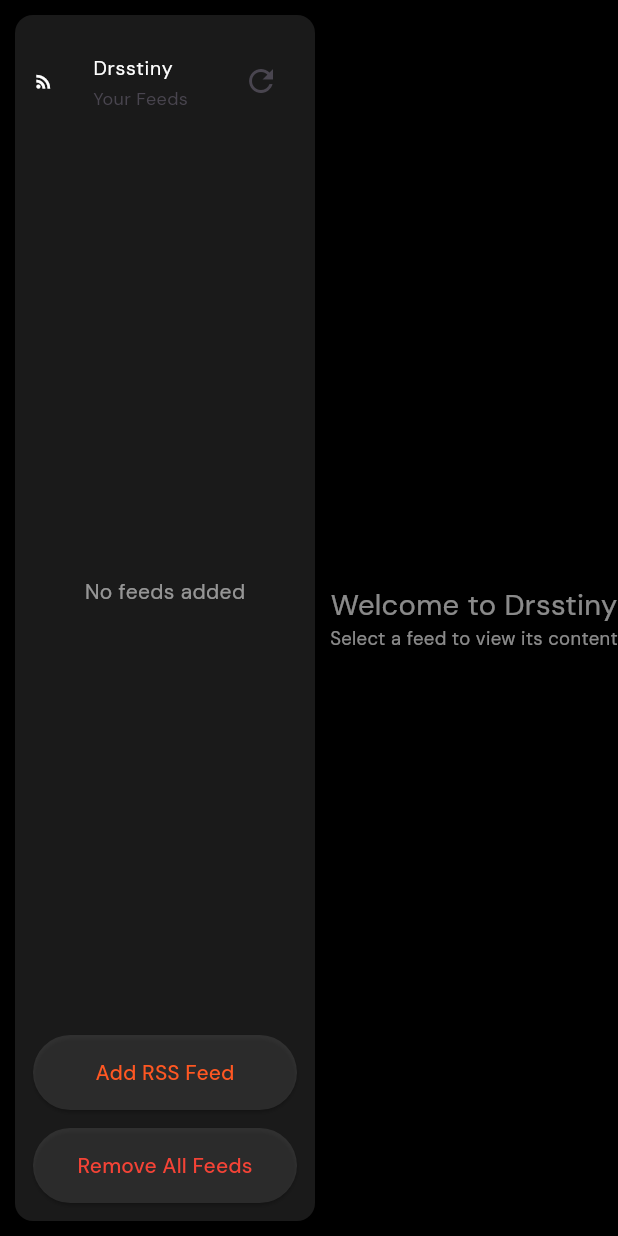
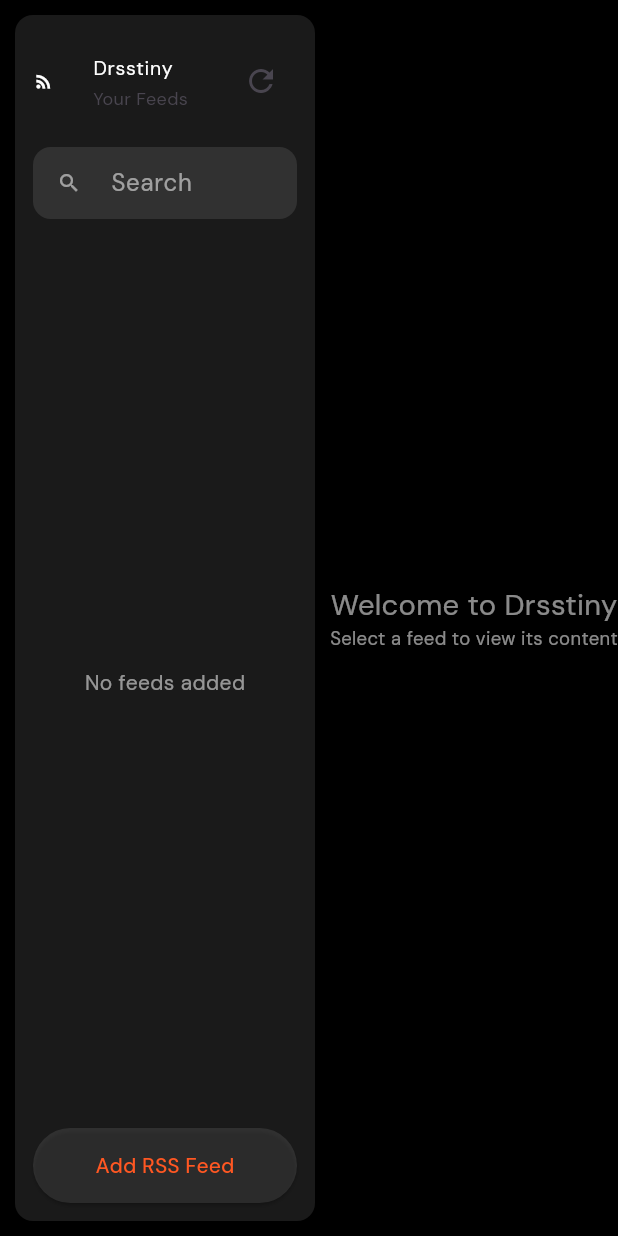
Before and after one commit to itcodehery/rss-reader-desktop, a Flutter app: the screen it shows after launch, on a phone screen of 412 x 824 dp. Run offline on Flutter 3.47's test engine with Material 3 defaults, Android fonts, the light colour scheme and no system bars; drawn by our look-alikes of toastification; our stand-ins replace flutter_riverpod, google_fonts, riverpod_annotation, sqflite, sqflite_common_ffi; missing offline and left inert: rss_dart, window_manager; accounts and stored records are empty; generated files the repository leaves out were written again.

Commit message:
drsstiny: to be fixed again my bad

```diff
--- a/rss_reader/lib/components/feed_drawer.dart
+++ b/rss_reader/lib/components/feed_drawer.dart
@@ -56,7 +56,8 @@ class _FeedDrawerState extends ConsumerState<FeedDrawer> {
           ListTile(
             trailing: IconButton(
                 onPressed: () {
-                  ref.read(selectedFeedProvider.notifier);
+                  ref.invalidate(selectedFeedProvider);
+                  ref.read(savedFeedsProvider.notifier).fetchAllFeeds();
                   showToast("Refreshing feeds...", ToastificationType.info);
                 },
                 icon: const Icon(Icons.refresh)),
@@ -74,6 +75,33 @@ class _FeedDrawerState extends ConsumerState<FeedDrawer> {
               ),
             ),
             subtitle: const Text("Your Feeds"),
+          ),
+          const SizedBox(height: 12),
+          // FOCUS : search bar
+          TextField(
+            focusNode: FocusNode(),
+            enabled: true,
+            onTap: () {
+              // unfocus
+              FocusScope.of(context).unfocus();
+              Navigator.pushNamed(context, '/search');
+            },
+            decoration: const InputDecoration(
+              contentPadding: EdgeInsets.all(0),
+              filled: true,
+              hintText: "Search",
+              hintStyle: TextStyle(color: Colors.white54),
+              prefixIcon: Icon(
+                Icons.search,
+                size: 16,
+                color: Colors.white54,
+              ),
+              border: OutlineInputBorder(
+                borderRadius: BorderRadius.all(Radius.circular(12)),
+                borderSide: BorderSide.none,
+              ),
+              fillColor: Colors.white10,
+            ),
           ),
           const SizedBox(height: 12),
           if (feeds.isNotEmpty) ...[
@@ -112,14 +140,6 @@ class _FeedDrawerState extends ConsumerState<FeedDrawer> {
                 style: TextStyle(
                     color: Colors.deepOrange, fontWeight: FontWeight.w500),
               )),
-          const SizedBox(height: 12),
-          ElevatedButton(
-              style: buttonStyle,
-              onPressed: () {
-                DatabaseHelper().deleteDB();
-              },
-              child: const Text("Remove All Feeds",
-                  style: TextStyle(color: Colors.red))),
         ],
       ),
     );
@@ -225,7 +245,6 @@ class TextBox extends ConsumerWidget {
               }
               showToast("Adding ${titleController.text} Feed",
                   ToastificationType.info);
-              ref.read(savedFeedsProvider.notifier).refresh();
             }
           },
           child: const Text("Save"),
--- a/rss_reader/lib/components/feed_home.dart
+++ b/rss_reader/lib/components/feed_home.dart
@@ -260,7 +260,7 @@ class FeedContentViewer extends ConsumerWidget {
                     return Expanded(
                       child: SingleChildScrollView(
                         child: SizedBox(
-                          child: Text(
+                          child: SelectableText(
                             parseHtmlToPlainText(
                                 "${selectedFeed!.type == FeedType.rss ? item.content.value ?? "" : item.content}"),
                             style: const TextStyle(
--- a/rss_reader/lib/main.dart
+++ b/rss_reader/lib/main.dart
@@ -5,6 +5,7 @@ import 'package:flutter_riverpod/flutter_riverpod.dart';
 import 'package:google_fonts/google_fonts.dart';
 import 'package:rss_reader/components/feed_drawer.dart';
 import 'package:rss_reader/components/feed_home.dart';
+import 'package:rss_reader/pages/search_page.dart';
 import 'package:rss_reader/pages/splash_page.dart';
 import 'package:rss_reader/providers/saved_feeds_provider.dart';
 import 'package:sqflite_common_ffi/sqflite_ffi.dart';
@@ -45,6 +46,7 @@ class MyApp extends ConsumerWidget {
         home: const SplashPage(),
         routes: {
           '/home': (context) => const HomePage(),
+          '/search': (context) => const SearchPage(),
         },
       ),
     );
```
Also changed, not shown: rss_reader/lib/components/custom_list_tile.dart (+25 -12 lines), rss_reader/lib/pages/search_page.dart (added, +45 -0 lines), rss_reader/lib/providers/saved_feeds_provider.dart (+2 -5 lines).
